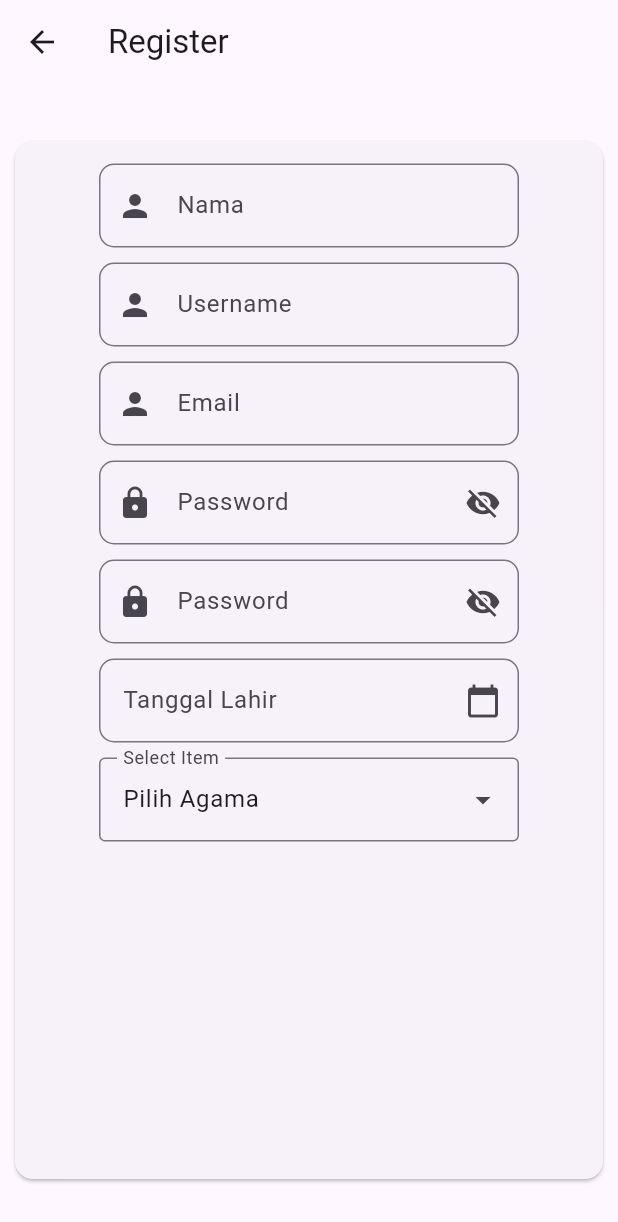
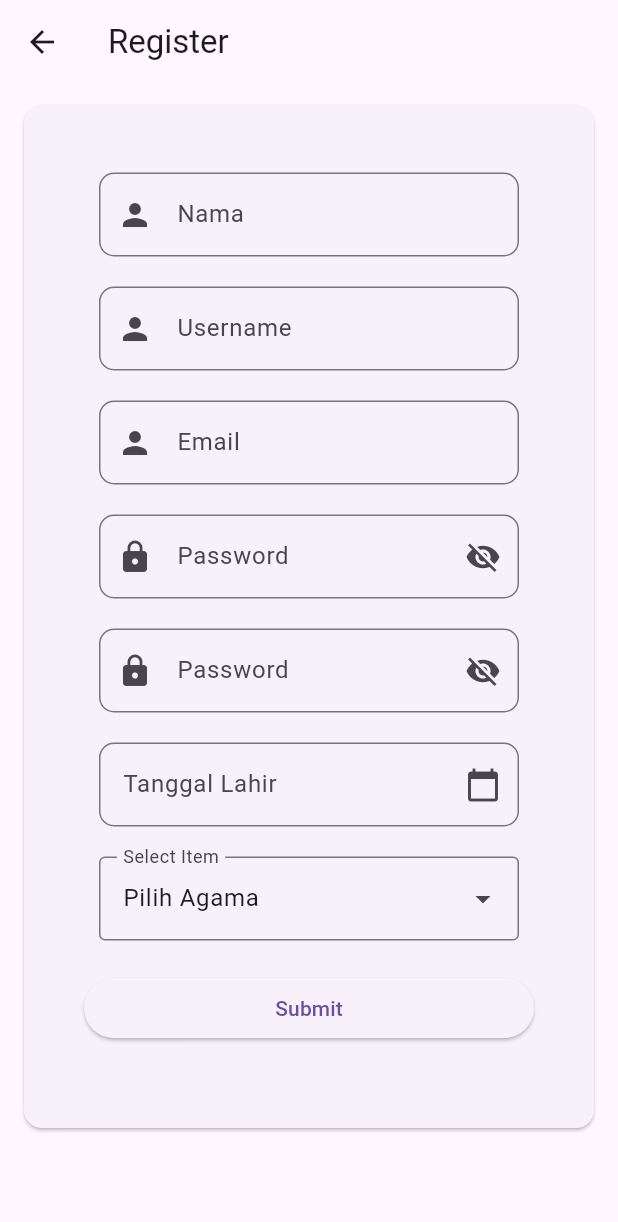
Before and after one commit to BHS-Fiks-Semester4/Fiks-Mobile, a Flutter app: the screen it shows after launch, after a tap on "regsiter", on a phone screen of 412 x 824 dp. Shown: the top 1222 px of the screen. Run offline on Flutter 3.47's test engine with Material 3 defaults, Android fonts, the phone set to English and light mode, and no system bars.

Commit message:
validasi
register validasi

```diff
--- a/lib/main.dart
+++ b/lib/main.dart
@@ -52,6 +52,7 @@ class _LoginPageState extends State<LoginPage> {
                 children: [
                   Container(
                     width: 300,
+                    height: 50,
                     padding: const EdgeInsets.fromLTRB(10, 5, 10, 5),
                     child: TextField(
                       controller: _emailController,
--- a/lib/register.dart
+++ b/lib/register.dart
@@ -5,7 +5,6 @@ class Register extends StatefulWidget {
 
   @override
   State<Register> createState() => _RegisterState();
-
 }
 
 class _RegisterState extends State<Register> {
@@ -23,6 +22,7 @@ class _RegisterState extends State<Register> {
   TextEditingController _nohp = TextEditingController();
   String selectedRegion = 'Pilih Agama';
   List<String> _items = ['Pilih Agama', 'Islam', 'Hindu', 'Budha'];
+  final GlobalKey<FormState> _formKey = GlobalKey<FormState>(); // Key for Form
   final GlobalKey _key = GlobalKey();
 
   @override
@@ -31,73 +31,113 @@ class _RegisterState extends State<Register> {
       appBar: AppBar(
         title: Text('Register'),
       ),
-      body: Center(
-        child: SizedBox(
-          width: 400,
-          height: 700,
+      body: SingleChildScrollView(
+        child: Center(
+          child: Padding(
+            padding: EdgeInsets.all(10),
             child: Card(
               child: Padding(
-              padding: EdgeInsets.all(10),
+                padding: EdgeInsets.all(40),
+                child: Form(
+                  key: _formKey,
                   child: Column(
                     children: [
                       Container(
                         width: 300,
                         padding: const EdgeInsets.fromLTRB(10, 5, 10, 5),
-                    child: TextField(
+                        child: TextFormField(
                           controller: _namalengkap,
+                          validator: (value) {
+                            if (value == null || value.isEmpty) {
+                              return 'Nama tidak boleh kosong';
+                            }
+                            return null;
+                          },
                           decoration: const InputDecoration(
                             hintText: "Masukkan Nama",
                             labelText: "Nama",
                             prefixIcon: Icon(Icons.person),
                             border: OutlineInputBorder(
-                          borderRadius: BorderRadius.all(Radius.circular(10)),
+                              borderRadius:
+                                  BorderRadius.all(Radius.circular(10)),
                             ),
                           ),
                         ),
                       ),
+                      SizedBox(height: 10),
                       Container(
                         width: 300,
                         padding: const EdgeInsets.fromLTRB(10, 5, 10, 5),
-                    child: TextField(
+                        child: TextFormField(
                           controller: _username,
+                          validator: (value) {
+                            if (value == null || value.isEmpty) {
+                              return 'Username tidak boleh kosong';
+                            }
+                            return null;
+                          },
                           decoration: const InputDecoration(
                             hintText: "Masukkan Username",
                             labelText: "Username",
                             prefixIcon: Icon(Icons.person),
                             border: OutlineInputBorder(
-                          borderRadius: BorderRadius.all(Radius.circular(10)),
+                              borderRadius:
+                                  BorderRadius.all(Radius.circular(10)),
                             ),
                           ),
                         ),
                       ),
+                      SizedBox(height: 10),
                       Container(
                         width: 300,
                         padding: const EdgeInsets.fromLTRB(10, 5, 10, 5),
-                    child: TextField(
+                        child: TextFormField(
                           controller: _emailController,
+                          validator: (value) {
+                            if (value == null || value.isEmpty) {
+                              return 'Email tidak boleh kosong';
+                            }
+                            bool isValidEmail =
+                                RegExp(r'^[\w-\.]+@([\w-]+\.)+[\w-]{2,4}$')
+                                    .hasMatch(value);
+                            if (!isValidEmail) {
+                              return 'Format email tidak valid';
+                            }
+                            return null;
+                          },
                           decoration: const InputDecoration(
                             hintText: "Masukkan Email",
                             labelText: "Email",
                             prefixIcon: Icon(Icons.person),
                             border: OutlineInputBorder(
-                          borderRadius: BorderRadius.all(Radius.circular(10)),
+                              borderRadius:
+                                  BorderRadius.all(Radius.circular(10)),
                             ),
                           ),
                         ),
                       ),
+                      SizedBox(height: 10),
                       Container(
                         width: 300,
                         padding: const EdgeInsets.fromLTRB(10, 5, 10, 5),
-                    child: TextField(
+                        child: TextFormField(
                           controller: _passwordController,
                           obscureText: _secure,
+                          validator: (value) {
+                            if (value == null || value.isEmpty) {
+                              return 'Password tidak boleh kosong';
+                            }
+                            return null;
+                          },
                           decoration: InputDecoration(
                             hintText: "Masukkan Password",
                             labelText: "Password",
                             prefixIcon: const Icon(Icons.lock),
                             suffixIcon: IconButton(
                               icon: Icon(
-                            _secure ? Icons.visibility_off : Icons.visibility,
+                                _secure
+                                    ? Icons.visibility_off
+                                    : Icons.visibility,
                               ),
                               onPressed: () {
                                 setState(() {
@@ -106,24 +146,34 @@ class _RegisterState extends State<Register> {
                               },
                             ),
                             border: OutlineInputBorder(
-                          borderRadius: BorderRadius.all(Radius.circular(10)),
+                              borderRadius:
+                                  BorderRadius.all(Radius.circular(10)),
                             ),
                           ),
                         ),
                       ),
+                      SizedBox(height: 10),
                       Container(
                         width: 300,
                         padding: const EdgeInsets.fromLTRB(10, 5, 10, 5),
-                    child: TextField(
+                        child: TextFormField(
                           controller: _confirmpw,
                           obscureText: _secured,
+                          validator: (value) {
+                            if (value == null || value.isEmpty) {
+                              return 'Konfirmasi Password tidak boleh kosong';
+                            }
+                            return null;
+                          },
                           decoration: InputDecoration(
                             hintText: "Konfirmasi Password",
                             labelText: "Password",
                             prefixIcon: Icon(Icons.lock),
                             suffixIcon: IconButton(
                               icon: Icon(
-                            _secured ? Icons.visibility_off : Icons.visibility,
+                                _secured
+                                    ? Icons.visibility_off
+                                    : Icons.visibility,
                               ),
                               onPressed: () {
                                 setState(() {
@@ -132,11 +182,13 @@ class _RegisterState extends State<Register> {
                               },
                             ),
                             border: OutlineInputBorder(
-                          borderRadius: BorderRadius.all(Radius.circular(10)),
+                              borderRadius:
+                                  BorderRadius.all(Radius.circular(10)),
                             ),
                           ),
                         ),
                       ),
+                      SizedBox(height: 10),
                       Container(
                         width: 300,
                         padding: const EdgeInsets.fromLTRB(10, 5, 10, 5),
@@ -145,6 +197,12 @@ class _RegisterState extends State<Register> {
                           readOnly: true,
                           onTap: () {
                             _selectDate(context);
+                          },
+                          validator: (value) {
+                            if (value == null || value.isEmpty) {
+                              return 'Tanggal Lahir tidak boleh kosong';
+                            }
+                            return null;
                           },
                           decoration: InputDecoration(
                             labelText: 'Tanggal Lahir',
@@ -156,13 +214,23 @@ class _RegisterState extends State<Register> {
                           ),
                         ),
                       ),
+                      SizedBox(height: 10),
                       Container(
                         width: 300,
                         padding: const EdgeInsets.fromLTRB(10, 5, 10, 5),
                         child: TextFormField(
                           key: _key,
                           readOnly: true,
-                      controller: TextEditingController(text: selectedRegion),
+                          controller:
+                              TextEditingController(text: selectedRegion),
+                          validator: (value) {
+                            if (value == null ||
+                                value.isEmpty ||
+                                value == 'Pilih Agama') {
+                              return 'Agama harus dipilih';
+                            }
+                            return null;
+                          },
                           onTap: () {
                             _showPopupMenu(context);
                           },
@@ -180,8 +248,22 @@ class _RegisterState extends State<Register> {
                           ),
                         ),
                       ),
-                  const SizedBox(height: 16),
+                      SizedBox(height: 16),
+                      ElevatedButton(
+                        onPressed: () {
+                          if (_formKey.currentState!.validate()) {
+                            register();
+                          }
+                        },
+                        style: ButtonStyle(
+                          minimumSize: MaterialStateProperty.all(Size(300, 40)),
+                        ),
+                        child: Text('Submit'),
+                      ),
+                      SizedBox(height: 16),
                     ],
+                  ),
+                ),
               ),
             ),
           ),
@@ -194,10 +276,9 @@ class _RegisterState extends State<Register> {
     final DateTime? pickedDate = await showDatePicker(
       context: context,
       initialDate: selectedDate,
-      firstDate: DateTime(1),
+      firstDate: DateTime(1900),
       lastDate: DateTime.now(),
     );
-
     if (pickedDate != null && pickedDate != selectedDate) {
       setState(() {
         selectedDate = pickedDate;
@@ -229,7 +310,6 @@ class _RegisterState extends State<Register> {
         );
       }).toList(),
     );
-
     if (result != null) {
       setState(() {
         selectedRegion = result;
@@ -237,7 +317,9 @@ class _RegisterState extends State<Register> {
     }
   }
 
+  // Method to handle registration
   void register() {
+    // Get the value of each field
     String namaLengkap = _namalengkap.text;
     String username = _username.text;
     String email = _emailController.text;
@@ -245,8 +327,7 @@ class _RegisterState extends State<Register> {
     String confirmPassword = _confirmpw.text;
     String tanggalLahir = _date.text;
     String agama = selectedRegion;
-
-    // Validasi jika password tidak sesuai dengan konfirmasi
+    // Validate if password doesn't match the confirmation
     if (password != confirmPassword) {
       showDialog(
         context: context,
@@ -267,5 +348,22 @@ class _RegisterState extends State<Register> {
       );
       return;
     }
+    showDialog(
+      context: context,
+      builder: (context) {
+        return AlertDialog(
+          title: Text('Success'),
+          content: Text('Registrasi berhasil.'),
+          actions: [
+            TextButton(
+              onPressed: () {
+                Navigator.of(context).pop();
+              },
+              child: Text('OK'),
+            ),
+          ],
+        );
+      },
+    );
   }
 }
```
Lines whose indentation alone changed are shown as unchanged.
